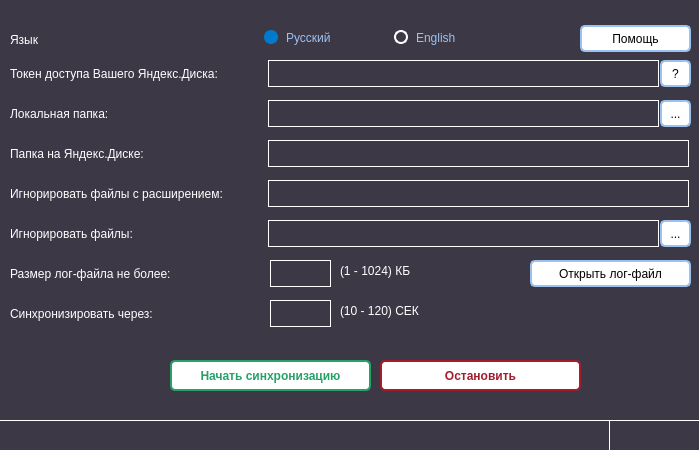
The window that GUI/mainwindow.ui (dimanchik79/YDSync) describes before a commit, drawn with Qt 5.
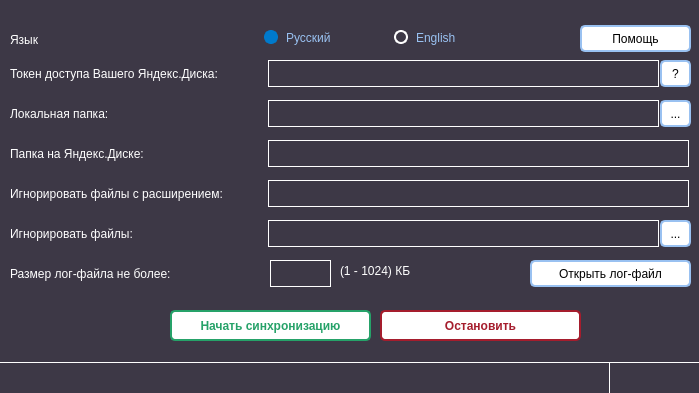
The same window after the commit. Icons and pictures are not drawn.

The edit to the form file:
```diff
--- a/GUI/mainwindow.ui
+++ b/GUI/mainwindow.ui
@@ -7,7 +7,7 @@
     <x>0</x>
     <y>0</y>
     <width>699</width>
-    <height>450</height>
+    <height>393</height>
    </rect>
   </property>
   <property name="windowTitle">
@@ -388,7 +388,7 @@
     <property name="geometry">
      <rect>
       <x>0</x>
-      <y>420</y>
+      <y>362</y>
       <width>610</width>
       <height>31</height>
      </rect>
@@ -412,7 +412,7 @@
     <property name="geometry">
      <rect>
       <x>170</x>
-      <y>360</y>
+      <y>310</y>
       <width>201</width>
       <height>31</height>
      </rect>
@@ -437,7 +437,7 @@
     <property name="geometry">
      <rect>
       <x>380</x>
-      <y>360</y>
+      <y>310</y>
       <width>201</width>
       <height>31</height>
      </rect>
@@ -462,9 +462,9 @@
     <property name="geometry">
      <rect>
       <x>610</x>
-      <y>420</y>
+      <y>362</y>
       <width>91</width>
-      <height>27</height>
+      <height>31</height>
      </rect>
     </property>
     <property name="font">
@@ -517,57 +517,6 @@
      <string>Открыть лог-файл</string>
     </property>
    </widget>
-   <widget class="QLabel" name="l_timesync">
-    <property name="geometry">
-     <rect>
-      <x>10</x>
-      <y>300</y>
-      <width>250</width>
-      <height>27</height>
-     </rect>
-    </property>
-    <property name="styleSheet">
-     <string notr="true">color: rgb(255, 255, 255);</string>
-    </property>
-    <property name="text">
-     <string>Синхронизировать через:</string>
-    </property>
-   </widget>
-   <widget class="QLabel" name="l_sec">
-    <property name="geometry">
-     <rect>
-      <x>340</x>
-      <y>300</y>
-      <width>131</width>
-      <height>21</height>
-     </rect>
-    </property>
-    <property name="styleSheet">
-     <string notr="true">color: rgb(255, 255, 255);</string>
-    </property>
-    <property name="text">
-     <string>(10 - 120) СЕК</string>
-    </property>
-   </widget>
-   <widget class="QLineEdit" name="le_timesync">
-    <property name="geometry">
-     <rect>
-      <x>270</x>
-      <y>300</y>
-      <width>61</width>
-      <height>27</height>
-     </rect>
-    </property>
-    <property name="styleSheet">
-     <string notr="true">QLineEdit {
-color: rgb(153, 193, 241);
-border: 1px solid white;
-}</string>
-    </property>
-    <property name="inputMethodHints">
-     <set>Qt::ImhNone</set>
-    </property>
-   </widget>
   </widget>
  </widget>
  <resources/>
```
